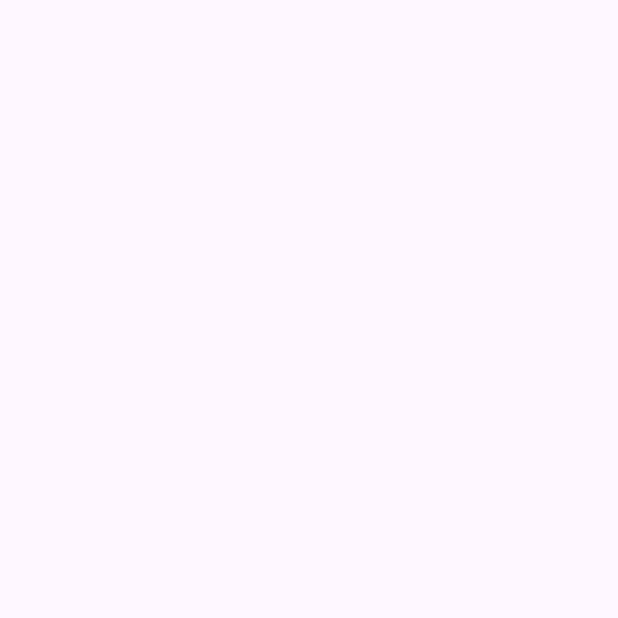
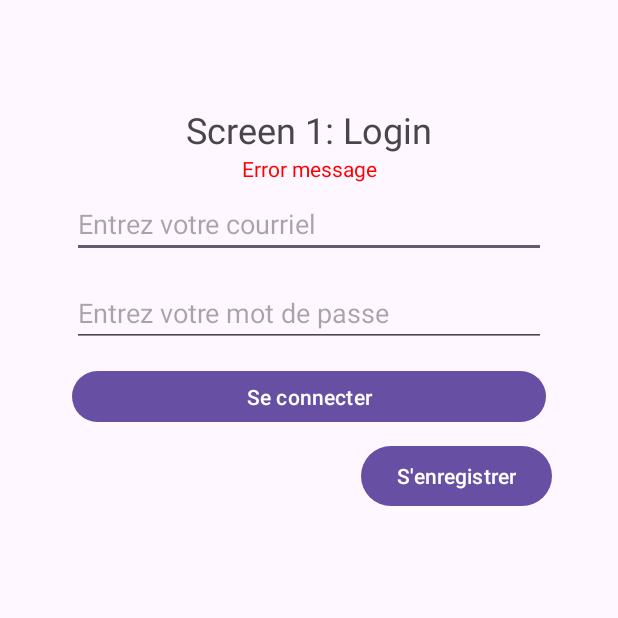
Before and after one commit to ikea400/TCH057-AgenceTouristique, an Android app: the screen it shows after launch (MainActivity), on a phone screen of 412 x 824 dp, the top half of it. Before the commit the part shown is empty. Run offline under Robolectric (Android 15) with nearby library versions, the phone set to English and light mode, and no system bars.

Commit message:
Ajout de la page de connection

```diff
--- a/app/build.gradle.kts
+++ b/app/build.gradle.kts
@@ -37,6 +37,8 @@ dependencies {
     implementation(libs.material)
     implementation(libs.activity)
     implementation(libs.constraintlayout)
+    implementation(libs.okhttp)
+    implementation(libs.jackson.databind)
     testImplementation(libs.junit)
     androidTestImplementation(libs.ext.junit)
     androidTestImplementation(libs.espresso.core)
--- /dev/null
+++ b/app/src/main/java/com/natael_raphael_guillaume/tourisme/modele/Modele.java
@@ -0,0 +1,21 @@
+package com.natael_raphael_guillaume.tourisme.modele;
+
+import com.natael_raphael_guillaume.tourisme.modele.entite.Client;
+
+import java.util.Collection;
+import java.util.Collections;
+import java.util.List;
+
+public class Modele {
+    private List<Client> clients;
+
+    public List<Client> getClients() {
+        if (clients == null) {
+            return Collections.emptyList();
+        }
+        return clients;
+    }
+    public void setClients(List<Client> livres) {
+        this.clients = livres;
+    }
+}
--- /dev/null
+++ b/app/src/main/java/com/natael_raphael_guillaume/tourisme/modele/ModeleManager.java
@@ -0,0 +1,33 @@
+package com.natael_raphael_guillaume.tourisme.modele;
+
+/**
+ * Singleton pour gérer l'instance du modèle
+ *
+ */
+public class ModeleManager {
+    private static Modele modele = null;
+
+    /**
+     * Créer, s'il ne l'est pas, et retourne le modele
+     * @return Le modele
+     */
+    public static Modele getModele() {
+        if (modele == null)
+            modele = new Modele();
+        return modele;
+    }
+    /**
+     * Détruit le modele initialisé s'il n'est pas nulle
+     * @return  true si le modele a bien été détruit ou false si le modele n'a pas été détruit
+     */
+    public static boolean detruire() {
+        boolean detruit = true;
+
+        if (modele != null)
+            modele = null;
+        else
+            detruit = false;
+
+        return detruit;
+    }
+}
--- /dev/null
+++ b/app/src/main/java/com/natael_raphael_guillaume/tourisme/viewModele/ClientViewModel.java
@@ -0,0 +1,56 @@
+package com.natael_raphael_guillaume.tourisme.viewModele;
+
+import androidx.lifecycle.LiveData;
+import androidx.lifecycle.MutableLiveData;
+import androidx.lifecycle.ViewModel;
+
+import com.natael_raphael_guillaume.tourisme.modele.Modele;
+import com.natael_raphael_guillaume.tourisme.modele.ModeleManager;
+import com.natael_raphael_guillaume.tourisme.modele.dao.ClientDao;
+import com.natael_raphael_guillaume.tourisme.modele.entite.Client;
+
+import org.json.JSONException;
+
+import java.io.IOException;
+import java.util.List;
+
+public class ClientViewModel extends ViewModel {
+    private final MutableLiveData<List<Client>> clientLiveData = new MutableLiveData<>();
+    private final MutableLiveData<String> erreurLiveData = new MutableLiveData<>();
+
+    private final Modele modele;
+
+    public ClientViewModel() {
+        this.modele = ModeleManager.getModele();
+    }
+
+    public LiveData<List<Client>> getClients() {
+        return clientLiveData;
+    }
+
+    public LiveData<String> getErreur() {
+        return erreurLiveData;
+    }
+
+    public void trouverClient(String email, String mdp) {
+        try {
+            ClientDao.getClients(email, mdp, new EcouteurDeDonnees() {
+                @Override
+                public void onDataLoaded(Object data) {
+                    List<Client> clients = (List<Client>) data;
+                    modele.setClients(clients);
+                    clientLiveData.postValue(clients);
+                }
+
+                @Override
+                public void onError(String errorMessage) {
+                    erreurLiveData.postValue(errorMessage);
+                }
+            });
+        } catch (JSONException e) {
+            erreurLiveData.postValue("Problème dans le JSON des comptes");
+        } catch (IOException e) {
+            erreurLiveData.postValue("Problème d'accès à l'API");
+        }
+    }
+}
--- /dev/null
+++ b/app/src/main/java/com/natael_raphael_guillaume/tourisme/viewModele/EcouteurDeDonnees.java
@@ -0,0 +1,6 @@
+package com.natael_raphael_guillaume.tourisme.viewModele;
+
+public interface EcouteurDeDonnees {
+    void onDataLoaded(Object data);
+    void onError(String errorMessage);
+}
--- /dev/null
+++ b/app/src/main/java/com/natael_raphael_guillaume/tourisme/vue/activity/MainActivity.java
@@ -0,0 +1,91 @@
+package com.natael_raphael_guillaume.tourisme.vue.activity;
+
+import android.content.Intent;
+import android.content.pm.PackageManager;
+import android.os.Bundle;
+import android.widget.Button;
+import android.widget.EditText;
+import android.widget.Toast;
+
+import androidx.activity.EdgeToEdge;
+import androidx.appcompat.app.AppCompatActivity;
+import androidx.core.graphics.Insets;
+import androidx.core.view.ViewCompat;
+import androidx.core.view.WindowInsetsCompat;
+import androidx.lifecycle.ViewModelProvider;
+
+import com.natael_raphael_guillaume.tourisme.R;
+import com.natael_raphael_guillaume.tourisme.viewModele.ClientViewModel;
+
+public class MainActivity extends AppCompatActivity {
+
+    private Button btnLinkRegister;
+    private Button btnLogin;
+    private EditText textLoginEmail;
+    private EditText textLoginPassword;
+
+    private ClientViewModel clientViewModel;
+
+    @Override
+    protected void onCreate(Bundle savedInstanceState) {
+        super.onCreate(savedInstanceState);
+        EdgeToEdge.enable(this);
+        setContentView(R.layout.activity_main);
+        ViewCompat.setOnApplyWindowInsetsListener(findViewById(R.id.main), (v, insets) -> {
+            Insets systemBars = insets.getInsets(WindowInsetsCompat.Type.systemBars());
+            v.setPadding(systemBars.left, systemBars.top, systemBars.right, systemBars.bottom);
+            return insets;
+        });
+
+        // Liaison avec l'interface
+        btnLinkRegister = findViewById(R.id.btnLinkRegister);
+        btnLogin = findViewById(R.id.btnLogin);
+        textLoginEmail = findViewById(R.id.textLoginEmail);
+        textLoginPassword = findViewById(R.id.textLoginPassword);
+
+        // Initialisation du ViewModel
+        clientViewModel = new ViewModelProvider(this).get(ClientViewModel.class);
+
+        // Observer les LiveData
+        clientViewModel.getClients().observe(this, clients -> {
+
+            if (clients.size() != 1) {
+                afficherMessage("Identifiants invalide");
+            }
+            else {
+                Intent intent = new Intent(this, AccueilActivity.class);
+
+                startActivity(intent);
+            }
+
+        });
+
+        clientViewModel.getErreur().observe(this, this::afficherMessage);
+
+        btnLogin.setOnClickListener(v -> {
+            String email = textLoginEmail.getText().toString().trim();
+            String mdp = textLoginPassword.getText().toString().trim();
+            if (email.isBlank() || mdp.isBlank()) {
+                afficherMessage("Identifiants invalide");
+                return;
+            }
+
+            int r = checkSelfPermission("android.permission.INTERNET");
+            if (r == PackageManager.PERMISSION_GRANTED) {
+                clientViewModel.trouverClient(email, mdp);
+            } else {
+                afficherMessage("Accès Internet non permis !");
+            }
+        });
+
+        btnLinkRegister.setOnClickListener(v -> {
+            Intent intent = new Intent(this, RegisterActivity.class);
+
+            startActivity(intent);
+        });
+    }
+
+    public void afficherMessage(String message) {
+        Toast.makeText(this, message, Toast.LENGTH_SHORT).show();
+    }
+}
--- a/app/src/main/res/layout/activity_main.xml
+++ b/app/src/main/res/layout/activity_main.xml
@@ -5,6 +5,102 @@
     android:id="@+id/main"
     android:layout_width="match_parent"
     android:layout_height="match_parent"
-    tools:context=".MainActivity">
+    tools:context=".vue.activity.MainActivity">
 
+    <androidx.constraintlayout.widget.Guideline
+        android:id="@+id/guideline"
+        android:layout_width="wrap_content"
+        android:layout_height="wrap_content"
+        android:orientation="horizontal"
+        app:layout_constraintGuide_begin="70dp" />
+
+    <androidx.constraintlayout.widget.Guideline
+        android:id="@+id/guideline2"
+        android:layout_width="wrap_content"
+        android:layout_height="wrap_content"
+        android:orientation="vertical"
+        app:layout_constraintGuide_begin="40dp" />
+
+    <androidx.constraintlayout.widget.Guideline
+        android:id="@+id/guideline3"
+        android:layout_width="wrap_content"
+        android:layout_height="wrap_content"
+        android:orientation="vertical"
+        app:layout_constraintGuide_end="40dp" />
+
+    <TextView
+        android:id="@+id/textView2"
+        android:layout_width="wrap_content"
+        android:layout_height="wrap_content"
+        android:text="Screen 1: Login"
+        app:layout_constraintEnd_toStartOf="@+id/guideline3"
+        app:layout_constraintStart_toStartOf="@+id/guideline2"
+        app:layout_constraintTop_toTopOf="@+id/guideline"
+        android:textSize="24dp"/>
+
+    <EditText
+        android:id="@+id/textLoginEmail"
+        android:layout_width="316dp"
+        android:layout_height="44dp"
+        android:layout_marginBottom="8dp"
+        android:autofillHints="username"
+        android:ems="10"
+        android:hint="Entrez votre courriel"
+        android:inputType="text"
+        app:layout_constraintBottom_toTopOf="@+id/guideline4"
+        app:layout_constraintEnd_toStartOf="@+id/guideline3"
+        app:layout_constraintHorizontal_bias="0.504"
+        app:layout_constraintStart_toStartOf="@+id/guideline2" />
+
+    <EditText
+        android:id="@+id/textLoginPassword"
+        android:layout_width="316dp"
+        android:layout_height="43dp"
+        android:layout_marginTop="8dp"
+        android:ems="10"
+        android:inputType="textPassword"
+        app:layout_constraintEnd_toStartOf="@+id/guideline3"
+        app:layout_constraintHorizontal_bias="0.504"
+        app:layout_constraintStart_toStartOf="@+id/guideline2"
+        app:layout_constraintTop_toTopOf="@+id/guideline4"
+        android:hint="Entrez votre mot de passe"
+        android:autofillHints="password"/>
+
+    <androidx.constraintlayout.widget.Guideline
+        android:id="@+id/guideline4"
+        android:layout_width="wrap_content"
+        android:layout_height="wrap_content"
+        android:orientation="horizontal"
+        app:layout_constraintGuide_begin="180dp" />
+
+    <Button
+        android:id="@+id/btnLogin"
+        android:layout_width="316dp"
+        android:layout_height="42dp"
+        android:layout_marginTop="12dp"
+        android:text="Se connecter"
+        app:layout_constraintEnd_toStartOf="@+id/guideline3"
+        app:layout_constraintHorizontal_bias="0.497"
+        app:layout_constraintStart_toStartOf="@+id/guideline2"
+        app:layout_constraintTop_toBottomOf="@+id/textLoginPassword" />
+
+    <Button
+        android:id="@+id/btnLinkRegister"
+        android:layout_width="wrap_content"
+        android:layout_height="wrap_content"
+        android:layout_marginTop="8dp"
+        android:layout_marginEnd="4dp"
+        android:text="S'enregistrer"
+        app:layout_constraintEnd_toStartOf="@+id/guideline3"
+        app:layout_constraintTop_toBottomOf="@+id/btnLogin" />
+
+    <TextView
+        android:id="@+id/textView3"
+        android:layout_width="wrap_content"
+        android:layout_height="wrap_content"
+        android:text="Error message"
+        app:layout_constraintEnd_toStartOf="@+id/guideline3"
+        app:layout_constraintStart_toStartOf="@+id/guideline2"
+        app:layout_constraintTop_toBottomOf="@+id/textView2"
+        android:textColor="#FF0000"/>
 </androidx.constraintlayout.widget.ConstraintLayout>
--- a/gradle/libs.versions.toml
+++ b/gradle/libs.versions.toml
@@ -1,5 +1,6 @@
 [versions]
 agp = "8.7.3"
+jacksonDatabind = "2.16.1"
 junit = "4.13.2"
 junitVersion = "1.2.1"
 espressoCore = "3.6.1"
@@ -7,8 +8,10 @@ appcompat = "1.7.0"
 material = "1.12.0"
 activity = "1.10.1"
 constraintlayout = "2.2.1"
+okhttp = "4.12.0"
 
 [libraries]
+jackson-databind = { module = "com.fasterxml.jackson.core:jackson-databind", version.ref = "jacksonDatabind" }
 junit = { group = "junit", name = "junit", version.ref = "junit" }
 ext-junit = { group = "androidx.test.ext", name = "junit", version.ref = "junitVersion" }
 espresso-core = { group = "androidx.test.espresso", name = "espresso-core", version.ref = "espressoCore" }
@@ -16,6 +19,7 @@ appcompat = { group = "androidx.appcompat", name = "appcompat", version.ref = "a
 material = { group = "com.google.android.material", name = "material", version.ref = "material" }
 activity = { group = "androidx.activity", name = "activity", version.ref = "activity" }
 constraintlayout = { group = "androidx.constraintlayout", name = "constraintlayout", version.ref = "constraintlayout" }
+okhttp = { module = "com.squareup.okhttp3:okhttp", version.ref = "okhttp" }
 
 [plugins]
 android-application = { id = "com.android.application", version.ref = "agp" }
```
Also changed, not shown: app/src/main/AndroidManifest.xml (+10 -1 lines), app/src/main/java/com/natael_raphael_guillaume/tourisme/modele/dao/ClientDao.java (added, +15 -0 lines), app/src/main/java/com/natael_raphael_guillaume/tourisme/modele/dao/HttpJsonService.java (added, +69 -0 lines), app/src/main/java/com/natael_raphael_guillaume/tourisme/modele/entite/Client.java (added, +102 -0 lines), app/src/main/java/com/natael_raphael_guillaume/tourisme/vue/activity/AccueilActivity.java (added, +26 -0 lines), app/src/main/java/com/natael_raphael_guillaume/tourisme/vue/activity/RegisterActivity.java (renamed from app/src/main/java/com/natael_raphael_guillaume/tourisme/MainActivity.java, +5 -3 lines), app/src/main/res/layout/activity_accueil.xml (added, +10 -0 lines), app/src/main/res/layout/activity_register.xml (added, +176 -0 lines).
